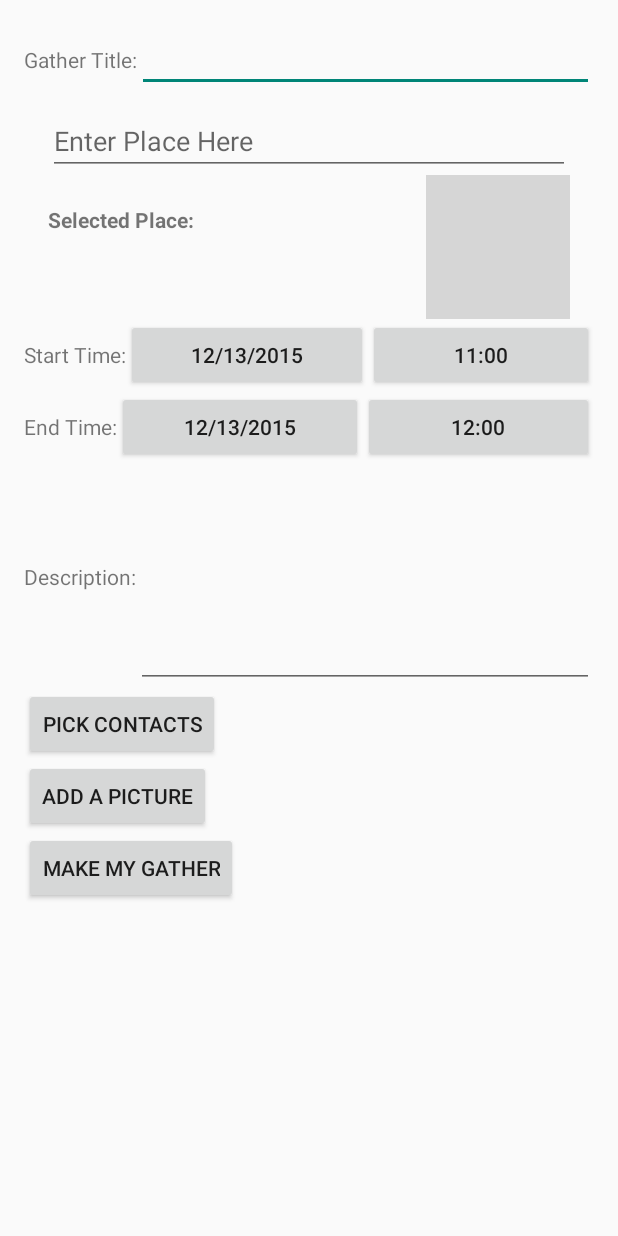
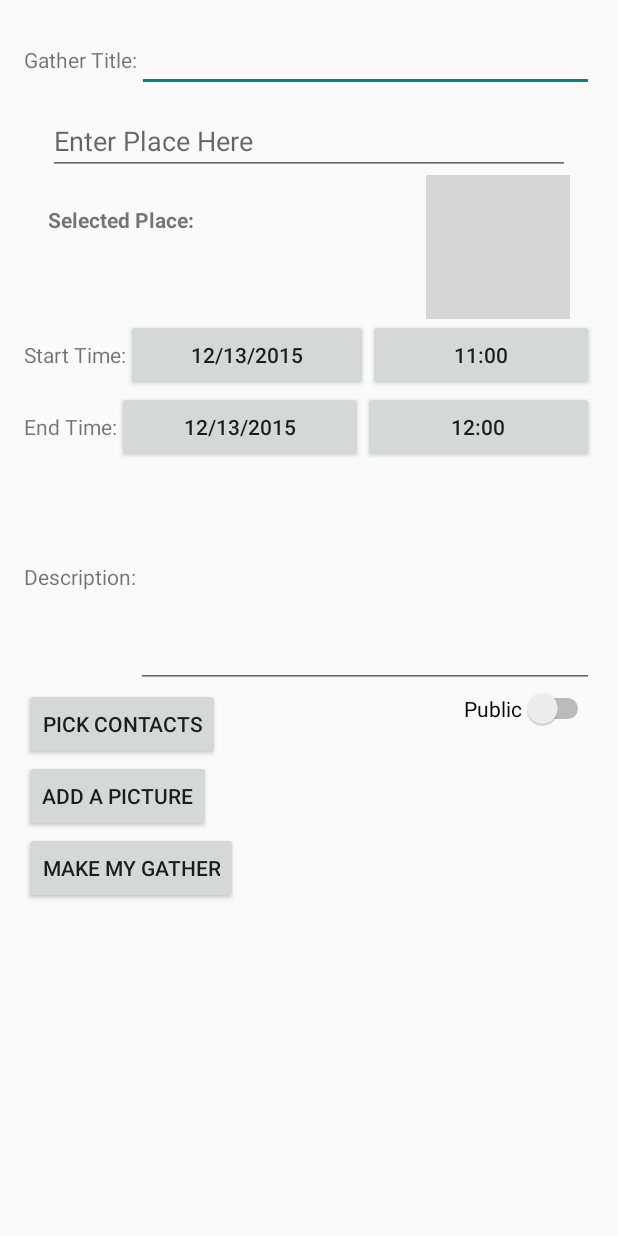
Before and after one commit to vechema/Event-App, an Android app: the CreateAGather screen opened directly, with no data from a screen before it, on a phone screen of 412 x 824 dp. Run offline under Robolectric (Android 15) with nearby library versions, the phone set to English and light mode, and no system bars; libraries missing offline, so code that uses them is left out: com.loopj.android; 3 statements that could not run were skipped; grey boxes are pictures that could not be loaded.

Commit message:
visibility can now be set in create a gather, and has been tested and works

```diff
--- a/AndroidDemo/app/src/main/java/com/aptmini/jreacs/connexus/CreateAGather.java
+++ b/AndroidDemo/app/src/main/java/com/aptmini/jreacs/connexus/CreateAGather.java
@@ -16,8 +16,10 @@ import android.telephony.SmsManager;
 import android.text.format.DateFormat;
 import android.util.Log;
 import android.view.View;
+import android.widget.CompoundButton;
 import android.widget.DatePicker;
 import android.widget.EditText;
+import android.widget.Switch;
 import android.widget.TimePicker;
 import android.widget.Toast;
 
@@ -88,6 +90,7 @@ public class CreateAGather extends FragmentActivity implements
     String endString;
     String description;
     String imageFilePath = "";
+    String visibility = "private";
     byte[] encodedImage;
     float lat;
     float lng;
@@ -96,6 +99,8 @@ public class CreateAGather extends FragmentActivity implements
     int PICK_CONTACTS = 1;
     int PICK_PICTURE = 2;
     boolean has_pic;
+
+
 
 
     @Override
@@ -141,6 +146,30 @@ public class CreateAGather extends FragmentActivity implements
         mPlaceArrayAdapter = new PlaceArrayAdapter(this, android.R.layout.simple_list_item_1,
                 BOUNDS_AUSTIN_TX, null);
         mAutocompleteTextView.setAdapter(mPlaceArrayAdapter);
+
+        //Set-up the on-click listener for the switch
+        Switch mySwitch = (Switch) findViewById(R.id.visibility_switch);
+
+        //set the switch to ON
+        mySwitch.setChecked(false);
+        //attach a listener to check for changes in state
+        mySwitch.setOnCheckedChangeListener(new CompoundButton.OnCheckedChangeListener() {
+
+            @Override
+            public void onCheckedChanged(CompoundButton buttonView,
+                                         boolean isChecked) {
+
+                if(isChecked){
+                    visibility = "public";
+                    Toast.makeText(getApplicationContext(), "ALL Gather users can see public gathers.", Toast.LENGTH_LONG).show();
+                    s.o(visibility);
+                }else{
+                    visibility = "private";
+                    s.o(visibility);
+                }
+
+            }
+        });
     }
 
     //Start Date: Define a fragment which will help us display a start date picker dialog.
@@ -509,7 +538,11 @@ public class CreateAGather extends FragmentActivity implements
         params.put("latitude", lat);
         params.put("longitude", lng);
         params.put("number", User.getInstance().getNumber());
-        params.put("visibility", "private");
+
+        s.o("ANDREW DEBUGGING VISIBILITY");
+        s.o(visibility);
+
+        params.put("visibility", visibility);
         params.put("description", description);
         params.put("has_pic",String.valueOf(has_pic));
 
--- a/AndroidDemo/app/src/main/res/layout/activity_create_a_gather.xml
+++ b/AndroidDemo/app/src/main/res/layout/activity_create_a_gather.xml
@@ -188,12 +188,34 @@
         <!--android:onClick="addAContact"-->
         <!--/>-->
 
-    <Button
-        android:layout_width="wrap_content"
+    <LinearLayout xmlns:android="http://schemas.android.com/apk/res/android"
+        xmlns:tools="http://schemas.android.com/tools" android:layout_width="match_parent"
         android:layout_height="wrap_content"
-        android:text="Pick Contacts"
-        android:onClick="pickContacts"
-        />
+        android:orientation="horizontal"
+        tools:context="com.aptmini.jreacs.connexus.CreateAGather">
+
+        <Button
+            android:layout_width="wrap_content"
+            android:layout_height="wrap_content"
+            android:text="Pick Contacts"
+            android:onClick="pickContacts"
+            />
+
+        <TextView android:id="@+id/blank_space"
+            android:layout_width="wrap_content"
+            android:layout_height="wrap_content"
+            android:layout_weight="1"
+            android:text=" " />
+
+        <Switch
+            android:layout_width="wrap_content"
+            android:layout_height="wrap_content"
+            android:text="Public"
+            android:id="@+id/visibility_switch"
+            android:layout_gravity="right" />
+
+    </LinearLayout>
+
 
     <Button
         android:layout_width="wrap_content"
```
